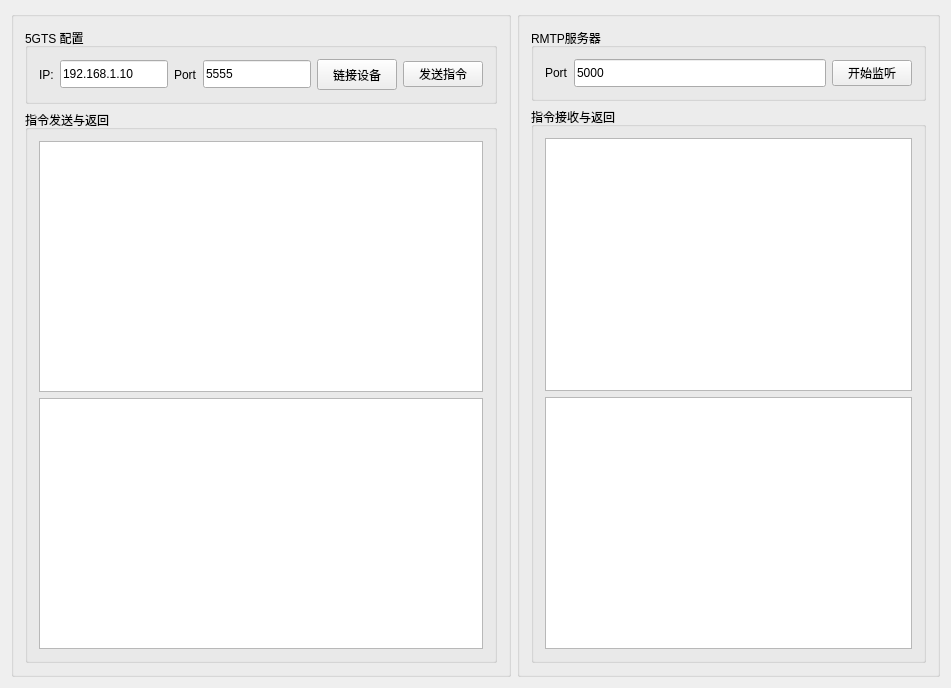
Old version of the form 5GTSController/mainwindow.ui in the repository huzhiping-hertz/5GTSController.
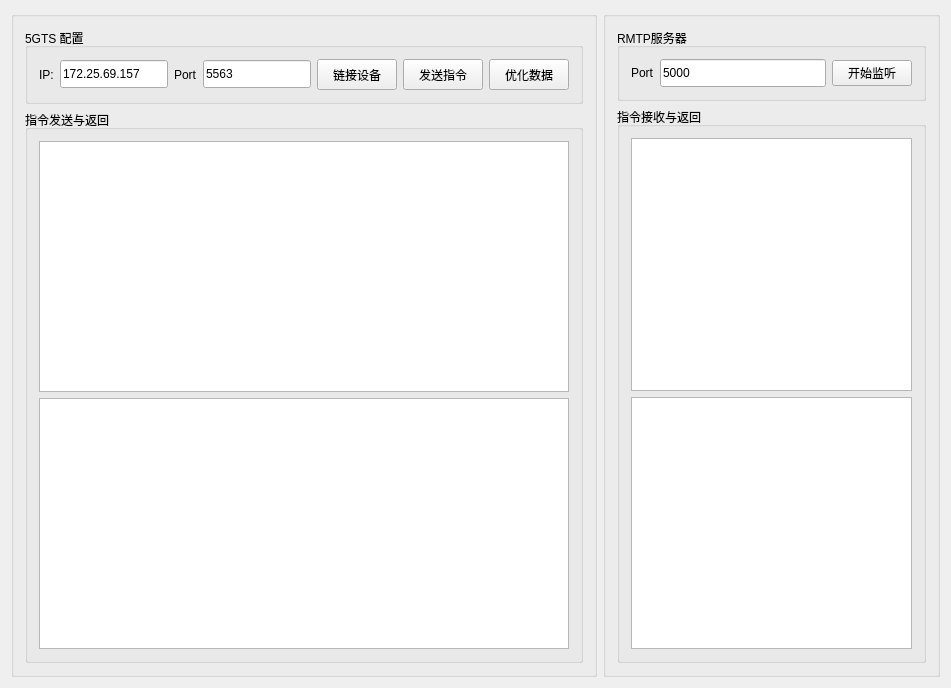
New version of the form.

```diff
--- a/5GTSController/mainwindow.ui
+++ b/5GTSController/mainwindow.ui
@@ -47,7 +47,7 @@
             <property name="minimumSize">
              <size>
               <width>0</width>
-              <height>25</height>
+              <height>31</height>
              </size>
             </property>
             <property name="text">
@@ -77,7 +77,7 @@
              </size>
             </property>
             <property name="text">
-             <string>192.168.1.10</string>
+             <string>172.25.69.157</string>
             </property>
            </widget>
           </item>
@@ -97,7 +97,7 @@
              </size>
             </property>
             <property name="text">
-             <string>5555</string>
+             <string>5563</string>
             </property>
            </widget>
           </item>
@@ -108,6 +108,19 @@
             </property>
            </widget>
           </item>
+          <item row="0" column="7">
+           <widget class="QPushButton" name="btnOptimize">
+            <property name="minimumSize">
+             <size>
+              <width>0</width>
+              <height>31</height>
+             </size>
+            </property>
+            <property name="text">
+             <string>优化数据</string>
+            </property>
+           </widget>
+          </item>
          </layout>
         </widget>
        </item>
```
